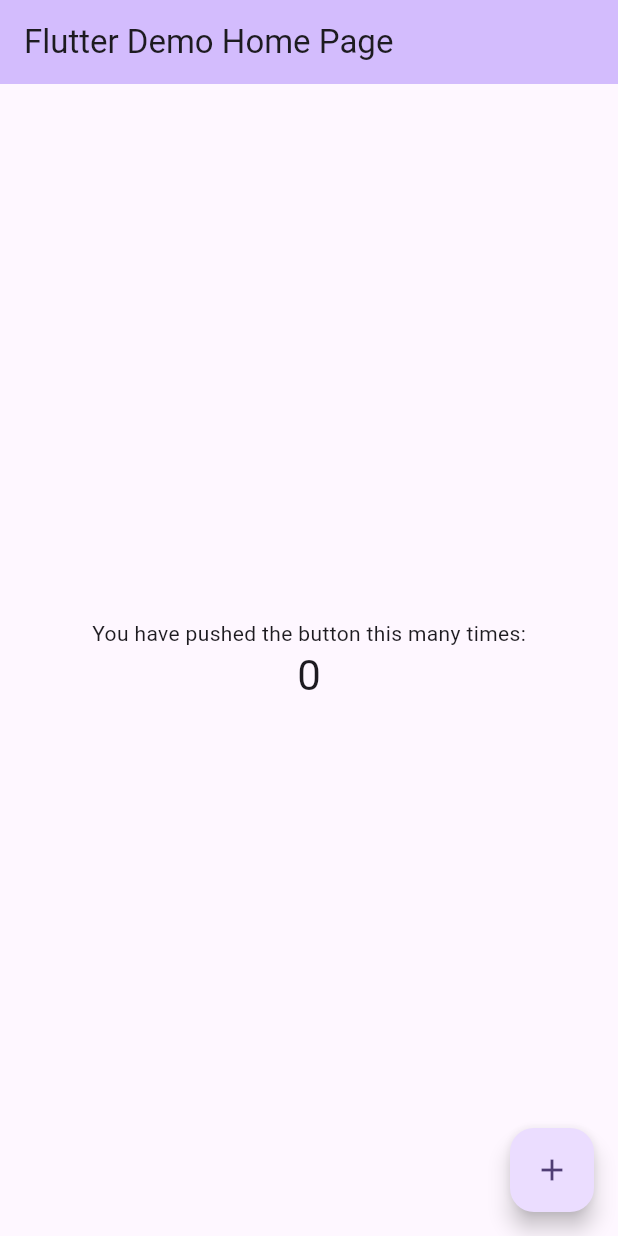
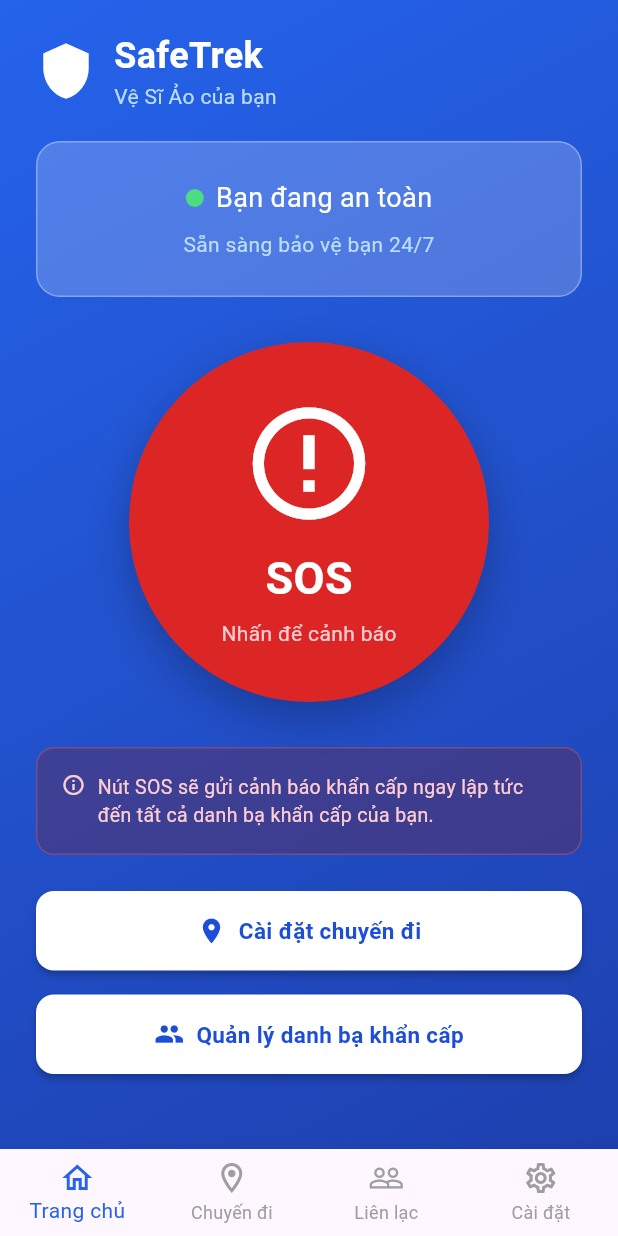
Before and after one commit to tthanh2004/LapTrinhAndroid, a Flutter app: the screen it shows after launch, on a phone screen of 412 x 824 dp. Run offline on Flutter 3.47's test engine with Material 3 defaults, Android fonts, the phone set to English and light mode, and no system bars.

Commit message:
Hoan thanh trang chu

```diff
--- a/vesiao_safetrek/lib/main.dart
+++ b/vesiao_safetrek/lib/main.dart
@@ -1,122 +1,26 @@
 import 'package:flutter/material.dart';
+import 'common/constants.dart';
+import 'screens/mobile/mobile_screen.dart';
 
 void main() {
-  runApp(const MyApp());
+  runApp(
+    const SafeTrekApp(),
+  );
 }
 
-class MyApp extends StatelessWidget {
-  const MyApp({super.key});
-
-  // This widget is the root of your application.
+class SafeTrekApp extends StatelessWidget {
+  const SafeTrekApp({super.key});
   @override
   Widget build(BuildContext context) {
     return MaterialApp(
-      title: 'Flutter Demo',
+      title: 'SafeTrek',
+      debugShowCheckedModeBanner: false,
       theme: ThemeData(
-        // This is the theme of your application.
-        //
-        // TRY THIS: Try running your application with "flutter run". You'll see
-        // the application has a purple toolbar. Then, without quitting the app,
-        // try changing the seedColor in the colorScheme below to Colors.green
-        // and then invoke "hot reload" (save your changes or press the "hot
-        // reload" button in a Flutter-supported IDE, or press "r" if you used
-        // the command line to start the app).
-        //
-        // Notice that the counter didn't reset back to zero; the application
-        // state is not lost during the reload. To reset the state, use hot
-        // restart instead.
-        //
-        // This works for code too, not just values: Most code changes can be
-        // tested with just a hot reload.
-        colorScheme: ColorScheme.fromSeed(seedColor: Colors.deepPurple),
+        primaryColor: kPrimaryColor,
+        scaffoldBackgroundColor: Colors.white,
+        useMaterial3: true,
       ),
-      home: const MyHomePage(title: 'Flutter Demo Home Page'),
+      home: const MobileScreen(),
     );
   }
 }
-
-class MyHomePage extends StatefulWidget {
-  const MyHomePage({super.key, required this.title});
-
-  // This widget is the home page of your application. It is stateful, meaning
-  // that it has a State object (defined below) that contains fields that affect
-  // how it looks.
-
-  // This class is the configuration for the state. It holds the values (in this
-  // case the title) provided by the parent (in this case the App widget) and
-  // used by the build method of the State. Fields in a Widget subclass are
-  // always marked "final".
-
-  final String title;
-
-  @override
-  State<MyHomePage> createState() => _MyHomePageState();
-}
-
-class _MyHomePageState extends State<MyHomePage> {
-  int _counter = 0;
-
-  void _incrementCounter() {
-    setState(() {
-      // This call to setState tells the Flutter framework that something has
-      // changed in this State, which causes it to rerun the build method below
-      // so that the display can reflect the updated values. If we changed
-      // _counter without calling setState(), then the build method would not be
-      // called again, and so nothing would appear to happen.
-      _counter++;
-    });
-  }
-
-  @override
-  Widget build(BuildContext context) {
-    // This method is rerun every time setState is called, for instance as done
-    // by the _incrementCounter method above.
-    //
-    // The Flutter framework has been optimized to make rerunning build methods
-    // fast, so that you can just rebuild anything that needs updating rather
-    // than having to individually change instances of widgets.
-    return Scaffold(
-      appBar: AppBar(
-        // TRY THIS: Try changing the color here to a specific color (to
-        // Colors.amber, perhaps?) and trigger a hot reload to see the AppBar
-        // change color while the other colors stay the same.
-        backgroundColor: Theme.of(context).colorScheme.inversePrimary,
-        // Here we take the value from the MyHomePage object that was created by
-        // the App.build method, and use it to set our appbar title.
-        title: Text(widget.title),
-      ),
-      body: Center(
-        // Center is a layout widget. It takes a single child and positions it
-        // in the middle of the parent.
-        child: Column(
-          // Column is also a layout widget. It takes a list of children and
-          // arranges them vertically. By default, it sizes itself to fit its
-          // children horizontally, and tries to be as tall as its parent.
-          //
-          // Column has various properties to control how it sizes itself and
-          // how it positions its children. Here we use mainAxisAlignment to
-          // center the children vertically; the main axis here is the vertical
-          // axis because Columns are vertical (the cross axis would be
-          // horizontal).
-          //
-          // TRY THIS: Invoke "debug painting" (choose the "Toggle Debug Paint"
-          // action in the IDE, or press "p" in the console), to see the
-          // wireframe for each widget.
-          mainAxisAlignment: MainAxisAlignment.center,
-          children: <Widget>[
-            const Text('You have pushed the button this many times:'),
-            Text(
-              '$_counter',
-              style: Theme.of(context).textTheme.headlineMedium,
-            ),
-          ],
-        ),
-      ),
-      floatingActionButton: FloatingActionButton(
-        onPressed: _incrementCounter,
-        tooltip: 'Increment',
-        child: const Icon(Icons.add),
-      ), // This trailing comma makes auto-formatting nicer for build methods.
-    );
-  }
-}
--- a/vesiao_safetrek/lib/screens/mobile/home/home_tab.dart
+++ b/vesiao_safetrek/lib/screens/mobile/home/home_tab.dart
@@ -0,0 +1,232 @@
+import 'dart:async';
+import 'package:flutter/material.dart';
+
+class HomeTab extends StatefulWidget {
+  final VoidCallback? onGoToTripSetup;
+  final VoidCallback? onGoToContacts;
+
+  const HomeTab({
+    super.key,
+    this.onGoToTripSetup,
+    this.onGoToContacts,
+  });
+
+  @override
+  State<HomeTab> createState() => _HomeTabState();
+}
+
+class _HomeTabState extends State<HomeTab> {
+  bool _showPanicAlert = false;
+  bool _isPressing = false;
+
+  void _handlePanicButton() {
+    setState(() { _showPanicAlert = true; });
+    Timer(const Duration(seconds: 3), () {
+      if (mounted) setState(() { _showPanicAlert = false; });
+    });
+  }
+
+  @override
+  Widget build(BuildContext context) {
+    return Scaffold(
+      body: Stack(
+        children: [
+          // NỀN GRADIENT
+          Container(
+            width: double.infinity,
+            height: double.infinity,
+            decoration: const BoxDecoration(
+              gradient: LinearGradient(
+                begin: Alignment.topLeft,
+                end: Alignment.bottomRight,
+                colors: [Color(0xFF2563EB), Color(0xFF1E40AF)],
+              ),
+            ),
+            child: SafeArea(
+              child: Column(
+                children: [
+                  // --- HEADER (Cố định) ---
+                  Padding(
+                    padding: const EdgeInsets.symmetric(horizontal: 24, vertical: 20),
+                    child: Row(
+                      children: [
+                        const Icon(Icons.shield, color: Colors.white, size: 40),
+                        const SizedBox(width: 12),
+                        Column(
+                          crossAxisAlignment: CrossAxisAlignment.start,
+                          children: [
+                            const Text("SafeTrek", style: TextStyle(color: Colors.white, fontSize: 24, fontWeight: FontWeight.bold)),
+                            Text("Vệ Sĩ Ảo của bạn", style: TextStyle(color: Colors.blue[100], fontSize: 14)),
+                          ],
+                        ),
+                      ],
+                    ),
+                  ),
+
+                  // --- CONTENT (Sửa lỗi Overflow: Cho phép cuộn) ---
+                  Expanded(
+                    child: SingleChildScrollView(
+                      padding: const EdgeInsets.only(bottom: 20),
+                      child: Padding(
+                        padding: const EdgeInsets.symmetric(horizontal: 24),
+                        child: Column(
+                          mainAxisAlignment: MainAxisAlignment.center,
+                          children: [
+                            // Status Card
+                            Container(
+                              width: double.infinity,
+                              padding: const EdgeInsets.all(24),
+                              margin: const EdgeInsets.only(bottom: 30),
+                              decoration: BoxDecoration(
+                                color: Colors.white.withOpacity(0.2),
+                                borderRadius: BorderRadius.circular(16),
+                                border: Border.all(color: Colors.white.withOpacity(0.3)),
+                              ),
+                              child: Column(
+                                children: [
+                                  Row(
+                                    mainAxisAlignment: MainAxisAlignment.center,
+                                    children: [
+                                      Container(width: 12, height: 12, decoration: const BoxDecoration(color: Color(0xFF4ADE80), shape: BoxShape.circle)),
+                                      const SizedBox(width: 8),
+                                      const Text("Bạn đang an toàn", style: TextStyle(color: Colors.white, fontSize: 18)),
+                                    ],
+                                  ),
+                                  const SizedBox(height: 8),
+                                  Text("Sẵn sàng bảo vệ bạn 24/7", style: TextStyle(color: Colors.blue[100], fontSize: 14), textAlign: TextAlign.center),
+                                ],
+                              ),
+                            ),
+
+                            // LARGE SOS BUTTON
+                            GestureDetector(
+                              onTapDown: (_) => setState(() => _isPressing = true),
+                              onTapUp: (_) { setState(() => _isPressing = false); _handlePanicButton(); },
+                              onTapCancel: () => setState(() => _isPressing = false),
+                              child: AnimatedScale(
+                                scale: _isPressing ? 0.95 : 1.0,
+                                duration: const Duration(milliseconds: 100),
+                                child: Container(
+                                  width: 240,
+                                  height: 240,
+                                  decoration: BoxDecoration(
+                                    shape: BoxShape.circle,
+                                    color: const Color(0xFFDC2626),
+                                    boxShadow: [BoxShadow(color: Colors.black.withOpacity(0.25), blurRadius: 25, offset: const Offset(0, 10))],
+                                  ),
+                                  child: Column(
+                                    mainAxisAlignment: MainAxisAlignment.center,
+                                    children: [
+                                      const Icon(Icons.error_outline, color: Colors.white, size: 90),
+                                      const SizedBox(height: 10),
+                                      const Text("SOS", style: TextStyle(color: Colors.white, fontSize: 30, fontWeight: FontWeight.bold)),
+                                      const SizedBox(height: 5),
+                                      Text("Nhấn để cảnh báo", style: TextStyle(color: Colors.red[100], fontSize: 14)),
+                                    ],
+                                  ),
+                                ),
+                              ),
+                            ),
+                            const SizedBox(height: 30),
+
+                            // Info Text Box
+                            Container(
+                              padding: const EdgeInsets.all(16),
+                              margin: const EdgeInsets.only(bottom: 24),
+                              decoration: BoxDecoration(
+                                color: const Color(0xFF7F1D1D).withOpacity(0.3),
+                                borderRadius: BorderRadius.circular(12),
+                                border: Border.all(color: const Color(0xFFF87171).withOpacity(0.3)),
+                              ),
+                              child: Row(
+                                crossAxisAlignment: CrossAxisAlignment.start,
+                                children: [
+                                  Icon(Icons.info_outline, size: 16, color: Colors.red[100]),
+                                  const SizedBox(width: 8),
+                                  Expanded(child: Text("Nút SOS sẽ gửi cảnh báo khẩn cấp ngay lập tức đến tất cả danh bạ khẩn cấp của bạn.", style: TextStyle(color: Colors.red[100], fontSize: 13))),
+                                ],
+                              ),
+                            ),
+
+                            // Action Buttons
+                            _buildActionButton(icon: Icons.location_on, text: "Cài đặt chuyến đi", onTap: widget.onGoToTripSetup ?? () {}),
+                            const SizedBox(height: 16),
+                            _buildActionButton(icon: Icons.people, text: "Quản lý danh bạ khẩn cấp", onTap: widget.onGoToContacts ?? () {}),
+                          ],
+                        ),
+                      ),
+                    ),
+                  ),
+                ],
+              ),
+            ),
+          ),
+
+          // PANIC ALERT MODAL
+          if (_showPanicAlert)
+            Container(
+              color: Colors.black.withOpacity(0.7),
+              alignment: Alignment.center,
+              child: Container(
+                margin: const EdgeInsets.all(24),
+                padding: const EdgeInsets.all(24),
+                decoration: BoxDecoration(color: Colors.white, borderRadius: BorderRadius.circular(16)),
+                child: Column(
+                  mainAxisSize: MainAxisSize.min,
+                  children: [
+                    Container(
+                      width: 80, height: 80, margin: const EdgeInsets.only(bottom: 16),
+                      decoration: const BoxDecoration(color: Color(0xFFFEE2E2), shape: BoxShape.circle),
+                      child: const Icon(Icons.error_outline, color: Color(0xFFDC2626), size: 40),
+                    ),
+                    const Text("Cảnh báo SOS đã được gửi!", style: TextStyle(fontSize: 20, fontWeight: FontWeight.bold, color: Color(0xFF111827)), textAlign: TextAlign.center),
+                    const SizedBox(height: 16),
+                    Container(
+                      padding: const EdgeInsets.all(16),
+                      decoration: BoxDecoration(color: const Color(0xFFF9FAFB), borderRadius: BorderRadius.circular(8)),
+                      child: Column(children: [
+                        _buildInfoItem("Cảnh báo khẩn cấp"),
+                        _buildInfoItem("Vị trí GPS chính xác"),
+                        _buildInfoItem("Mức pin điện thoại"),
+                      ]),
+                    ),
+                  ],
+                ),
+              ),
+            ),
+        ],
+      ),
+    );
+  }
+
+  Widget _buildActionButton({required IconData icon, required String text, required VoidCallback onTap}) {
+    return Material(
+      color: Colors.white, borderRadius: BorderRadius.circular(12), elevation: 2,
+      child: InkWell(
+        onTap: onTap, borderRadius: BorderRadius.circular(12),
+        child: Container(
+          width: double.infinity, padding: const EdgeInsets.symmetric(vertical: 16),
+          child: Row(
+            mainAxisAlignment: MainAxisAlignment.center,
+            children: [
+              Icon(icon, color: const Color(0xFF1D4ED8), size: 20),
+              const SizedBox(width: 8),
+              Text(text, style: const TextStyle(color: Color(0xFF1D4ED8), fontSize: 15, fontWeight: FontWeight.w600)),
+            ],
+          ),
+        ),
+      ),
+    );
+  }
+
+  Widget _buildInfoItem(String text) {
+    return Padding(
+      padding: const EdgeInsets.symmetric(vertical: 4),
+      child: Row(children: [
+        Container(width: 6, height: 6, decoration: const BoxDecoration(color: Color(0xFFDC2626), shape: BoxShape.circle)),
+        const SizedBox(width: 8),
+        Text(text, style: const TextStyle(color: Color(0xFF374151), fontSize: 14)),
+      ]),
+    );
+  }
+}
--- a/vesiao_safetrek/lib/screens/mobile/mobile_screen.dart
+++ b/vesiao_safetrek/lib/screens/mobile/mobile_screen.dart
@@ -0,0 +1,43 @@
+import 'package:flutter/material.dart';
+import '../../common/constants.dart';
+import 'home/home_tab.dart';
+
+class MobileScreen extends StatefulWidget {
+  const MobileScreen({super.key});
+
+  @override
+  State<MobileScreen> createState() => _MobileScreenState();
+}
+
+class _MobileScreenState extends State<MobileScreen> {
+  int _currentIndex = 0;
+
+  final List<Widget> _tabs = [
+    const HomeTab(),
+  ];
+
+  @override
+  Widget build(BuildContext context) {
+    return Scaffold(
+      backgroundColor: Colors.white,
+      body: IndexedStack(
+        index: _currentIndex,
+        children: _tabs,
+      ),
+      bottomNavigationBar: BottomNavigationBar(
+        currentIndex: _currentIndex,
+        onTap: (index) => setState(() => _currentIndex = index),
+        type: BottomNavigationBarType.fixed,
+        selectedItemColor: kPrimaryColor,
+        unselectedItemColor: Colors.grey,
+        showUnselectedLabels: true,
+        items: const [
+          BottomNavigationBarItem(icon: Icon(Icons.home_outlined), label: "Trang chủ"),
+          BottomNavigationBarItem(icon: Icon(Icons.location_on_outlined), label: "Chuyến đi"),
+          BottomNavigationBarItem(icon: Icon(Icons.people_outline), label: "Liên lạc"),
+          BottomNavigationBarItem(icon: Icon(Icons.settings_outlined), label: "Cài đặt"),
+        ],
+      ),
+    );
+  }
+}
--- a/vesiao_safetrek/lib/widgets/custom_header.dart
+++ b/vesiao_safetrek/lib/widgets/custom_header.dart
@@ -0,0 +1,71 @@
+import 'package:flutter/material.dart';
+import '../common/constants.dart';
+
+class CustomHeader extends StatelessWidget {
+  final String title;
+  final String? subtitle;
+  final IconData? icon;
+  final double height;
+
+  const CustomHeader({
+    super.key,
+    required this.title,
+    this.subtitle,
+    this.icon,
+    this.height = 180,
+  });
+
+  @override
+  Widget build(BuildContext context) {
+    return Container(
+      height: height,
+      padding: const EdgeInsets.symmetric(horizontal: 20, vertical: 10),
+      decoration: const BoxDecoration(
+        color: kPrimaryColor,
+        borderRadius: BorderRadius.vertical(bottom: Radius.circular(30)),
+      ),
+      child: SafeArea(
+        child: Column(
+          children: [
+            const SizedBox(height: 10),
+            Row(
+              crossAxisAlignment: CrossAxisAlignment.start,
+              children: [
+                if (icon != null) ...[
+                  Icon(icon, color: Colors.white, size: 32),
+                  const SizedBox(width: 15),
+                ],
+                Expanded(
+                  child: Column(
+                    crossAxisAlignment: CrossAxisAlignment.start,
+                    mainAxisSize: MainAxisSize.min,
+                    children: [
+                      Text(
+                        title,
+                        style: const TextStyle(
+                          color: Colors.white,
+                          fontSize: 22,
+                          fontWeight: FontWeight.bold,
+                        ),
+                      ),
+                      if (subtitle != null) ...[
+                        const SizedBox(height: 4),
+                        Text(
+                          subtitle!,
+                          style: const TextStyle(
+                            color: Colors.white70,
+                            fontSize: 14,
+                          ),
+                        ),
+                      ],
+                    ],
+                  ),
+                ),
+              ],
+            ),
+          ],
+        ),
+      ),
+    );
+  }
+}
```
Also changed, not shown: 1 other file.
